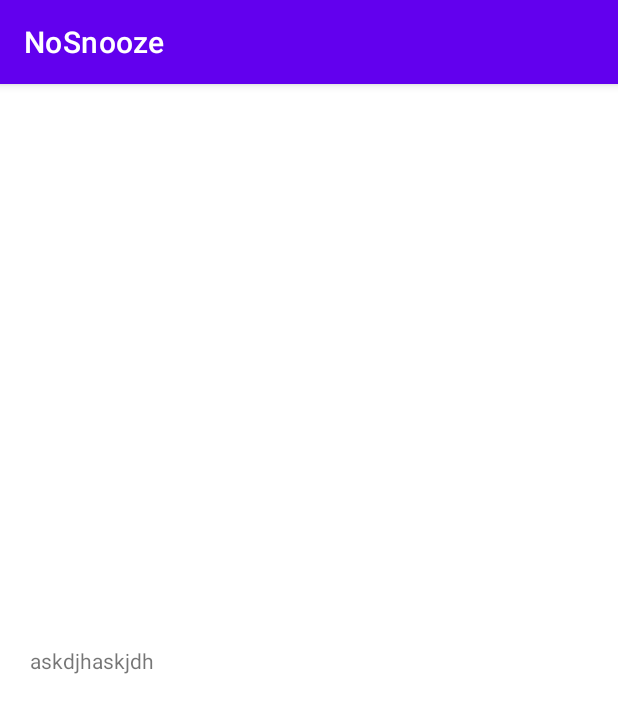
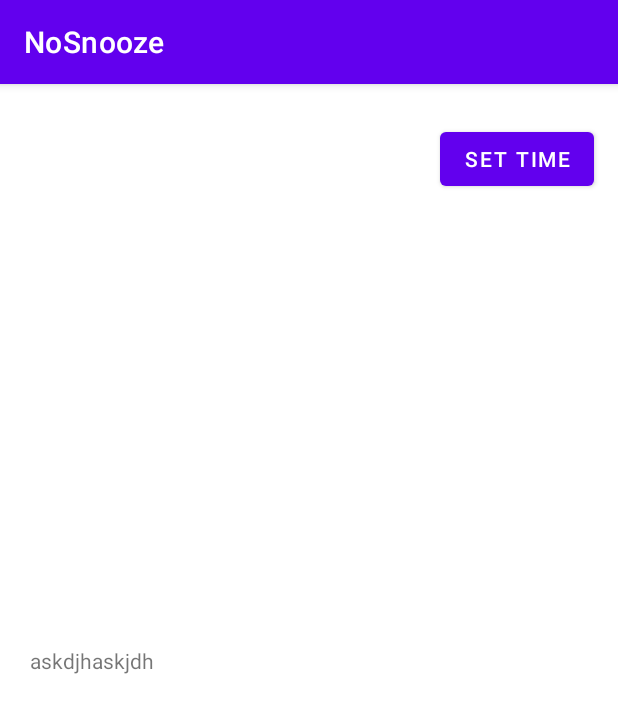
Before and after one commit to LydiaHaile/MAMN01-project, an Android app: the AlarmSetter screen opened directly, with no data from a screen before it, on a phone screen of 412 x 824 dp. Shown: the top 713 px of the screen. Run offline under Robolectric (Android 15) with nearby library versions, the phone set to English and light mode, and no system bars.

Commit message:
la till en knapp

```diff
--- a/app/src/main/java/com/example/nosnooze/AlarmSetter.java
+++ b/app/src/main/java/com/example/nosnooze/AlarmSetter.java
@@ -21,7 +21,7 @@ import java.util.Date;
 
 public class AlarmSetter extends AppCompatActivity {
 
-    TextView timePicker;
+    TextView timePicker, timeShow;
     int tpHour, tpMinute;
 
     @Override
@@ -29,6 +29,7 @@ public class AlarmSetter extends AppCompatActivity {
         super.onCreate(savedInstanceState);
         setContentView(R.layout.activity_alarm_setter);
         timePicker = findViewById(R.id.time_picker);
+        timeShow = findViewById(R.id.show_time);
         timePicker.setOnClickListener(new View.OnClickListener() {
             @RequiresApi(api = Build.VERSION_CODES.LOLLIPOP)
             @Override
@@ -46,7 +47,7 @@ public class AlarmSetter extends AppCompatActivity {
                         try {
                             Date date = formatter.parse(time);
                             SimpleDateFormat formatter2 = new SimpleDateFormat("hh:mm");
-                            timePicker.setText(formatter2.format(date));
+                            timeShow.setText(formatter2.format(date));
                         } catch (ParseException e) {
                             e.printStackTrace();
                         }
--- a/app/src/main/res/layout/activity_alarm_setter.xml
+++ b/app/src/main/res/layout/activity_alarm_setter.xml
@@ -9,7 +9,7 @@
     <TextView
         android:hint="Select Time"
         android:text="askdjhaskjdh"
-        android:id="@+id/time_picker"
+        android:id="@+id/show_time"
         android:padding="20dp"
         android:layout_width="match_parent"
         android:layout_height="wrap_content"
@@ -19,5 +19,17 @@
         app:layout_constraintTop_toTopOf="parent">
     </TextView>
 
+    <Button
+        android:id="@+id/time_picker"
+        android:layout_width="wrap_content"
+        android:layout_height="wrap_content"
+        android:text="@string/set_time"
+        app:layout_constraintBottom_toBottomOf="parent"
+        app:layout_constraintEnd_toEndOf="parent"
+        app:layout_constraintHorizontal_bias="0.948"
+        app:layout_constraintStart_toStartOf="parent"
+        app:layout_constraintTop_toTopOf="parent"
+        app:layout_constraintVertical_bias="0.036" />
+
 
 </androidx.constraintlayout.widget.ConstraintLayout>
--- a/app/src/main/res/values/strings.xml
+++ b/app/src/main/res/values/strings.xml
@@ -1,4 +1,5 @@
 <resources>
     <string name="app_name">NoSnooze</string>
     <string name="button_one">+</string>
+    <string name="set_time">Set time</string>"
 </resources>
```
Also changed, not shown: app/src/main/res/layout/activity_main.xml (+5 -3 lines).
